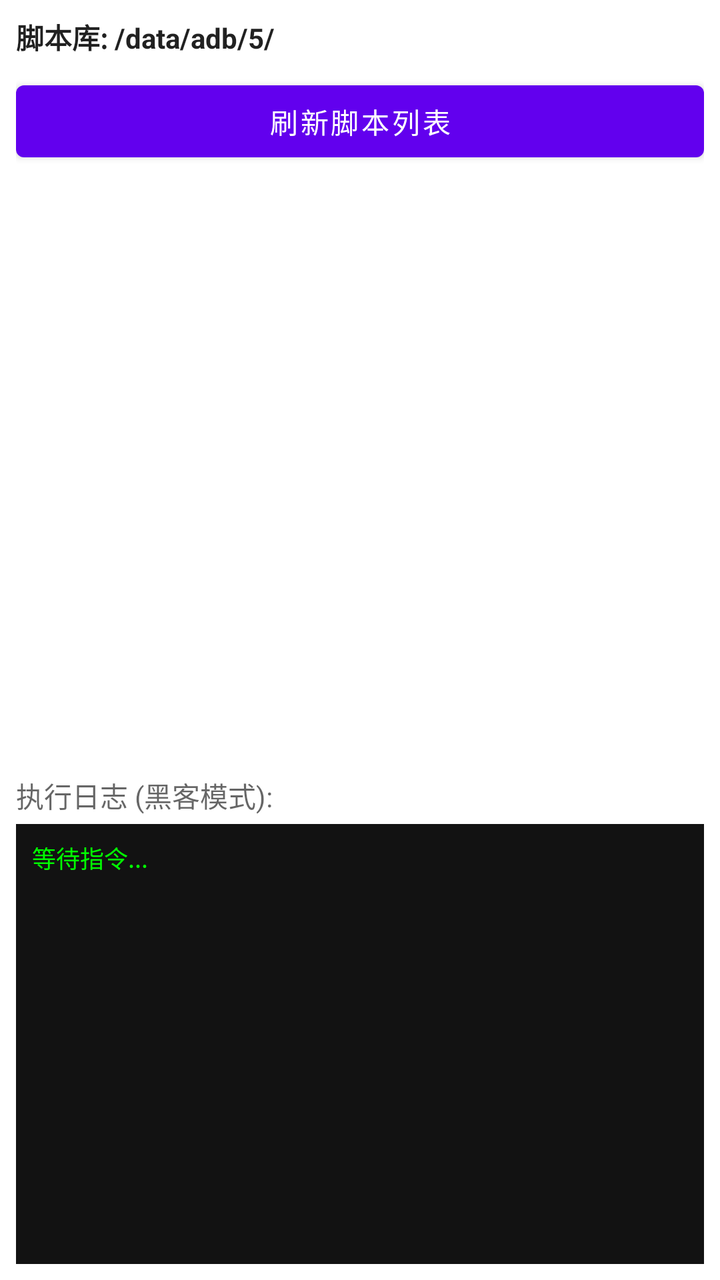
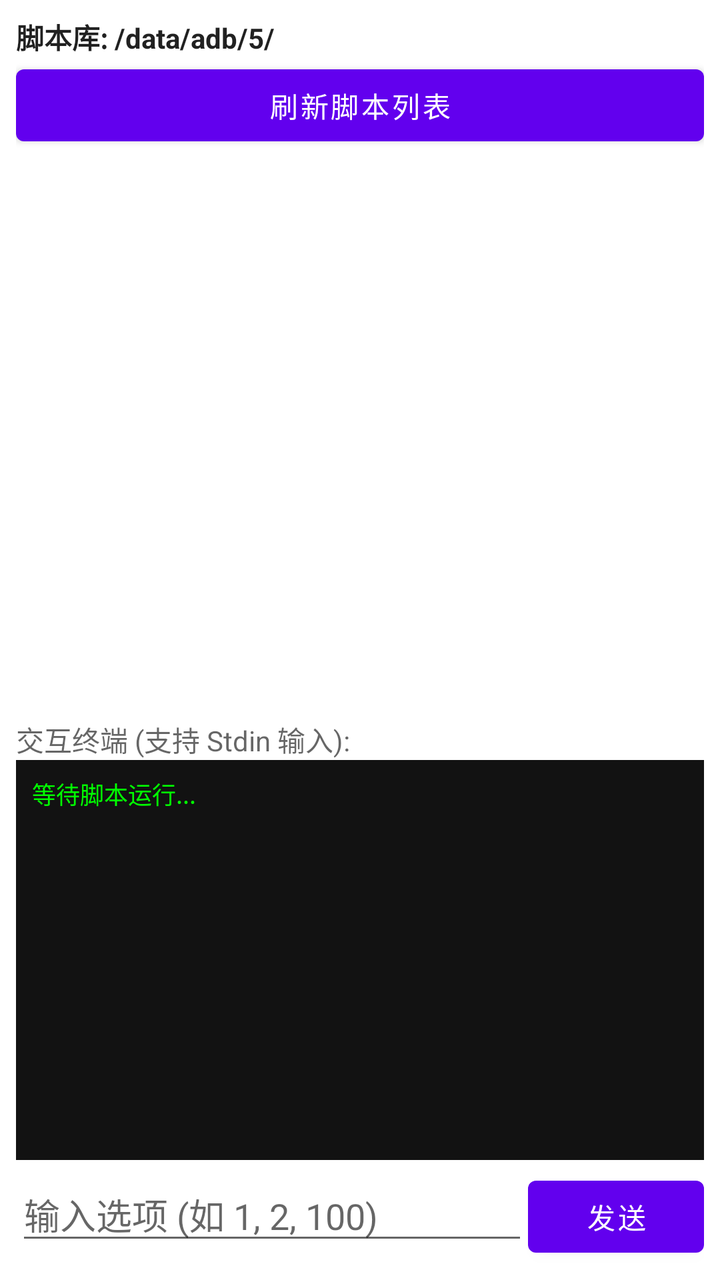

Screens rendered from an Android XML layout before and after an edit, with the pre-edit source and the edit as a unified diff.
<!-- AndroidManifest.xml: application theme Theme.RootScriptExecutor -->
<!-- res/layout/activity_main.xml -->
<?xml version="1.0" encoding="utf-8"?>
<LinearLayout xmlns:android="http://schemas.android.com/apk/res/android"
    android:layout_width="match_parent"
    android:layout_height="match_parent"
    android:orientation="vertical"
    android:background="?android:attr/windowBackground"
    android:padding="8dp">

    <TextView
        android:layout_width="wrap_content"
        android:layout_height="wrap_content"
        android:text="脚本库: /data/adb/5/"
        android:textColor="?android:attr/textColorPrimary"
        android:textStyle="bold" />

    <Button
        android:id="@+id/btn_refresh"
        android:layout_width="match_parent"
        android:layout_height="wrap_content"
        android:layout_marginTop="8dp"
        android:text="刷新脚本列表" />

    <ListView
        android:id="@+id/script_list"
        android:layout_width="match_parent"
        android:layout_height="0dp"
        android:layout_weight="1"
        android:layout_marginTop="8dp"
        android:background="?android:attr/colorBackground"
        android:divider="?android:attr/listDivider"
        android:dividerHeight="1dp" />

    <TextView
        android:layout_width="wrap_content"
        android:layout_height="wrap_content"
        android:layout_marginTop="8dp"
        android:text="执行日志 (黑客模式):"
        android:textColor="?android:attr/textColorSecondary" />

    <ScrollView
        android:id="@+id/console_scroll"
        android:layout_width="match_parent"
        android:layout_height="220dp"
        android:layout_marginTop="4dp"
        android:background="#121212"
        android:padding="8dp">
        <TextView
            android:id="@+id/console_output"
            android:layout_width="match_parent"
            android:layout_height="wrap_content"
            android:fontFamily="monospace"
            android:text="等待指令...\n"
            android:textColor="#00FF00" 
            android:textSize="12sp" />
    </ScrollView>
</LinearLayout>
<!-- resources referenced by this layout -->
<resources>
  <style name="Theme.RootScriptExecutor" parent="Theme.MaterialComponents.DayNight.DarkActionBar">
          
          <item name="colorPrimary">@color/purple_500</item>
          <item name="colorPrimaryVariant">@color/purple_700</item>
          <item name="colorOnPrimary">@color/white</item>
          
          <item name="colorSecondary">@color/teal_200</item>
          <item name="colorSecondaryVariant">@color/teal_700</item>
          <item name="colorOnSecondary">@color/black</item>
          
          <item name="android:statusBarColor" tools:targetApi="l">?attr/colorPrimaryVariant</item>
          
      </style>
  <color name="purple_500">#FF6200EE</color>
  <color name="purple_700">#FF3700B3</color>
  <color name="white">#FFFFFFFF</color>
  <color name="teal_200">#FF03DAC5</color>
  <color name="teal_700">#FF018786</color>
  <color name="black">#FF000000</color>
</resources>

<!-- the commit's change to res/layout/activity_main.xml (unified diff, before → after) -->
@@ -17,7 +17,6 @@
         android:id="@+id/btn_refresh"
         android:layout_width="match_parent"
         android:layout_height="wrap_content"
-        android:layout_marginTop="8dp"
         android:text="刷新脚本列表" />
 
     <ListView
@@ -26,22 +25,19 @@
         android:layout_height="0dp"
         android:layout_weight="1"
         android:layout_marginTop="8dp"
-        android:background="?android:attr/colorBackground"
-        android:divider="?android:attr/listDivider"
-        android:dividerHeight="1dp" />
+        android:background="?android:attr/colorBackground" />
 
     <TextView
         android:layout_width="wrap_content"
         android:layout_height="wrap_content"
         android:layout_marginTop="8dp"
-        android:text="执行日志 (黑客模式):"
+        android:text="交互终端 (支持 Stdin 输入):"
         android:textColor="?android:attr/textColorSecondary" />
 
     <ScrollView
         android:id="@+id/console_scroll"
         android:layout_width="match_parent"
-        android:layout_height="220dp"
-        android:layout_marginTop="4dp"
+        android:layout_height="200dp"
         android:background="#121212"
         android:padding="8dp">
         <TextView
@@ -49,8 +45,28 @@
             android:layout_width="match_parent"
             android:layout_height="wrap_content"
             android:fontFamily="monospace"
-            android:text="等待指令...\n"
+            android:text="等待脚本运行...\n"
             android:textColor="#00FF00" 
             android:textSize="12sp" />
     </ScrollView>
+
+    <LinearLayout
+        android:layout_width="match_parent"
+        android:layout_height="wrap_content"
+        android:orientation="horizontal"
+        android:layout_marginTop="4dp">
+        <EditText
+            android:id="@+id/et_input"
+            android:layout_width="0dp"
+            android:layout_height="wrap_content"
+            android:layout_weight="1"
+            android:hint="输入选项 (如 1, 2, 100)"
+            android:inputType="text"
+            android:textColor="?android:attr/textColorPrimary" />
+        <Button
+            android:id="@+id/btn_send"
+            android:layout_width="wrap_content"
+            android:layout_height="wrap_content"
+            android:text="发送" />
+    </LinearLayout>
 </LinearLayout>
